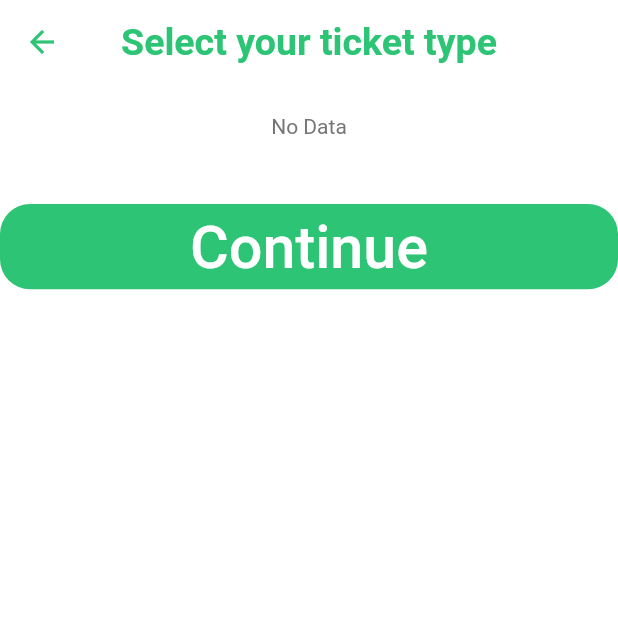
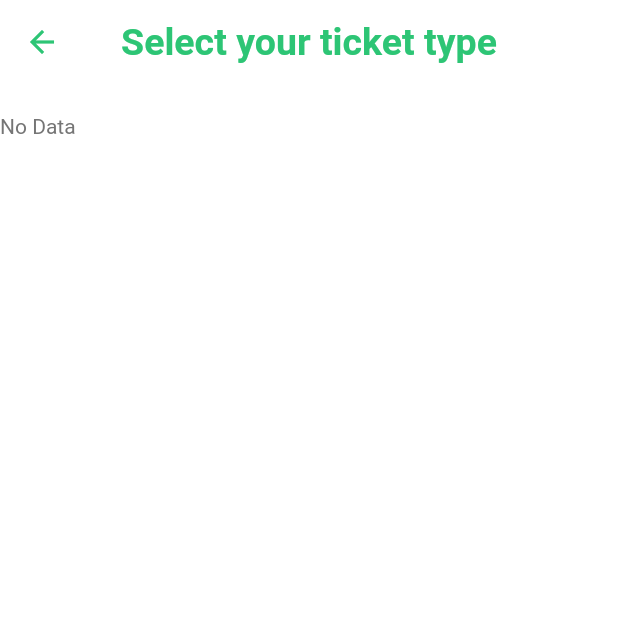
Before and after one commit to MaruLd/SWD392_Group4_Mobile, a Flutter app: the TicketType screen opened directly with empty values, on a phone screen of 412 x 824 dp, the top half of it. Run offline on Flutter 3.47's test engine with Material 2 defaults, Android fonts, the phone set to English and light mode, and no system bars; our stand-ins replace babstrap_settings_screen, cached_network_image, carousel_slider, cloud_firestore, dio, dots_indicator and 13 more; missing offline and left inert: dart:ffi, firebase_core_platform_interface, firebase_messaging_platform_interface, qr_code_scanner; accounts and stored records are empty; network calls fail.

Commit message:
hide Continue

```diff
--- a/lib/screens/event_details/components/choose_ticket_type.dart
+++ b/lib/screens/event_details/components/choose_ticket_type.dart
@@ -109,11 +109,11 @@ class _TicketTypeState extends State<TicketType> {
               SizedBox(
                 height: 40,
               ),
-              DefaultButton(
+/*              DefaultButton(
                 text: "Continue",
                 press: () =>
                     diaLogs.confirm(context, 'Do you want to log out', ''),
-              ),
+              ),*/
             ])));
   }
 
```
